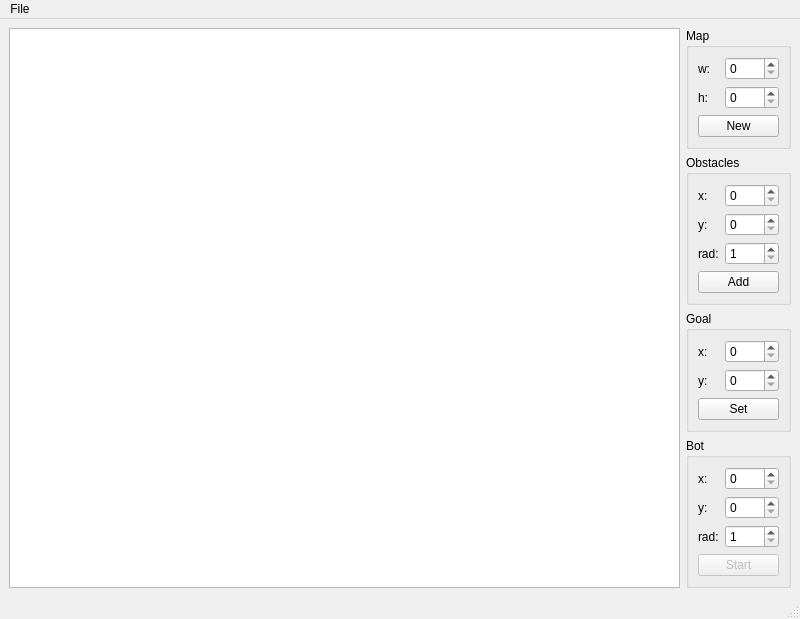
Before: the Qt Designer form gui/mainwindow.ui in jchen351/pBot, drawn with Qt 5.
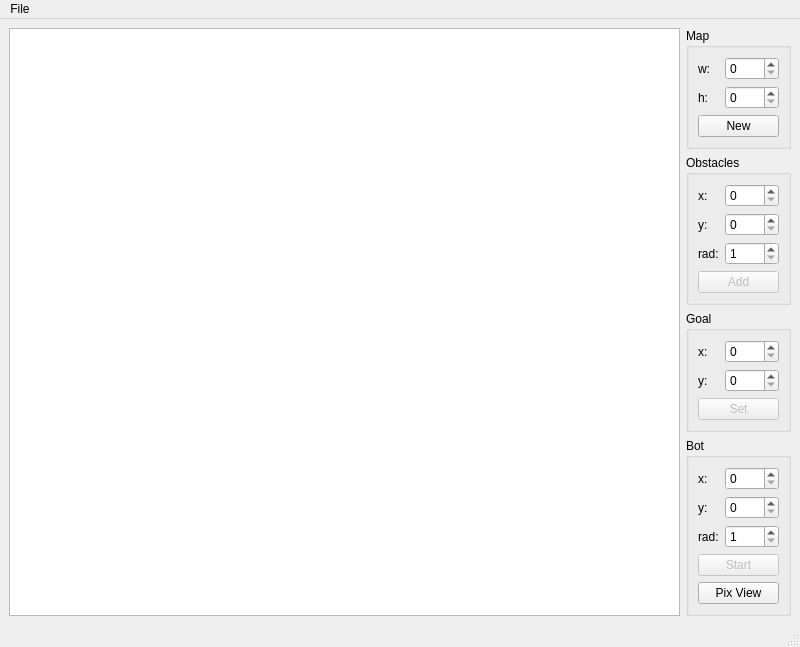
After: the same form once the commit is applied.

Patch:
```diff
--- a/gui/mainwindow.ui
+++ b/gui/mainwindow.ui
@@ -260,6 +260,9 @@
          </item>
          <item>
           <widget class="QPushButton" name="addObstaclePushButton">
+           <property name="enabled">
+            <bool>false</bool>
+           </property>
            <property name="text">
             <string>Add</string>
            </property>
@@ -367,6 +370,9 @@
          </item>
          <item>
           <widget class="QPushButton" name="setGoalPushButton">
+           <property name="enabled">
+            <bool>false</bool>
+           </property>
            <property name="text">
             <string>Set</string>
            </property>
@@ -524,6 +530,13 @@
            </property>
           </widget>
          </item>
+         <item>
+          <widget class="QPushButton" name="pix_pb">
+           <property name="text">
+            <string>Pix View</string>
+           </property>
+          </widget>
+         </item>
         </layout>
        </widget>
       </item>
```
Left out of the diff: 3 changed lines with no effect on the pictures.
